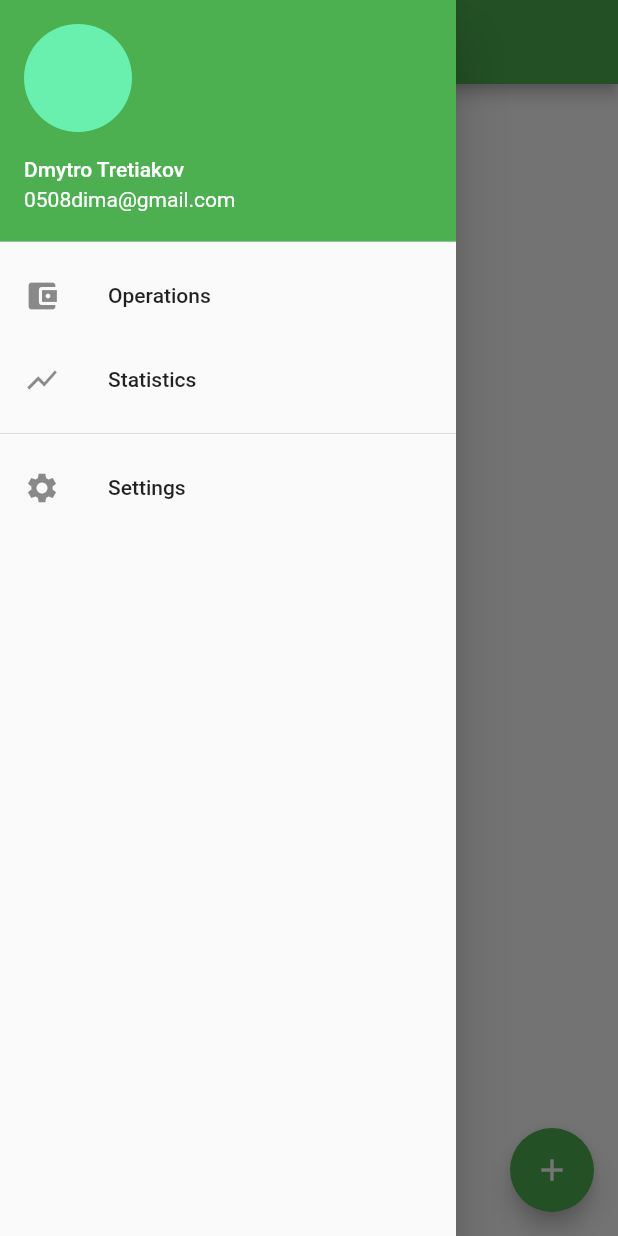
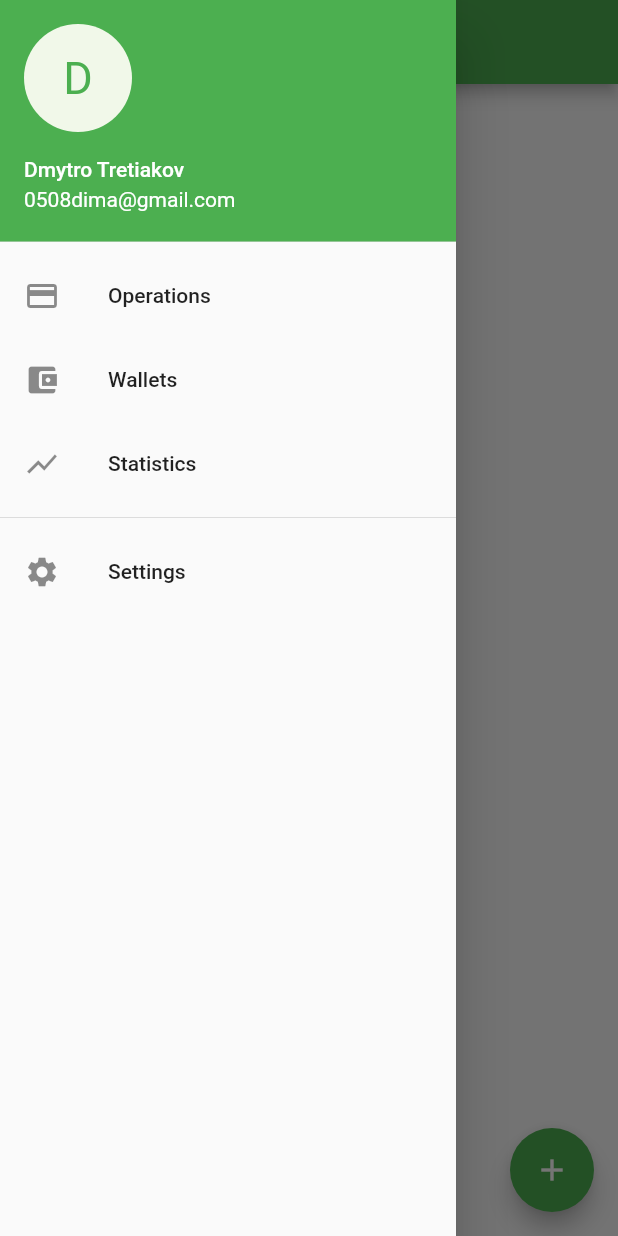
Before and after one commit to iridiscenthummingbird/money_project, a Flutter app: the screen it shows after launch, with the side drawer open, on a phone screen of 412 x 824 dp. Run offline on Flutter 3.47's test engine with Material 2 defaults, Android fonts, the phone set to English and light mode, and no system bars.

Commit message:
Add OperationPage, WalletPage and routes

```diff
--- a/lib/MyDrawer.dart
+++ b/lib/MyDrawer.dart
@@ -1,6 +1,7 @@
 import 'package:flutter/material.dart';
 
 class MyDrawer extends StatelessWidget{
+  final String name = "Dmytro Tretiakov";
   @override
   Widget build(BuildContext context) {
     return Drawer(
@@ -8,7 +9,8 @@ class MyDrawer extends StatelessWidget{
           children: <Widget>[
             UserAccountsDrawerHeader(
               currentAccountPicture: CircleAvatar(
-                backgroundColor: Colors.greenAccent,
+                backgroundColor: Colors.lightGreen[50],
+                child: Text(name[0], style: TextStyle(fontSize: 30.0, color: Colors.green),),
                 ),
               accountEmail: Text("0508dima@gmail.com"),
               accountName: Text("Dmytro Tretiakov"),
@@ -18,9 +20,16 @@ class MyDrawer extends StatelessWidget{
             ),
             ListTile(
               title: Text("Operations"),
+              leading: Icon(Icons.credit_card),
+              onTap: (){
+                Navigator.pushNamedAndRemoveUntil(context, '/', (Route<dynamic> route)=> false);
+              },
+            ),
+            ListTile(
+              title: Text("Wallets"),
               leading: Icon(Icons.account_balance_wallet),
               onTap: (){
-                Navigator.pop(context);
+                Navigator.pushNamedAndRemoveUntil(context, '/walletPage', (Route<dynamic> route)=> false);
               },
             ),
             ListTile(
--- /dev/null
+++ b/lib/OperationPage.dart
@@ -0,0 +1,19 @@
+import 'package:flutter/material.dart';
+import 'MyDrawer.dart';
+
+class OperationPage extends StatelessWidget{
+  @override
+  Widget build(BuildContext context) {
+    return Scaffold(
+      appBar: AppBar(
+        title: Text("Operations"),
+      ),
+      drawer: MyDrawer(),
+      floatingActionButton: FloatingActionButton(
+        onPressed: (){},
+        child: Icon(Icons.add),
+        backgroundColor: Colors.green,
+      ),
+    );
+  }
+}
--- a/lib/main.dart
+++ b/lib/main.dart
@@ -1,12 +1,19 @@
 import 'package:flutter/material.dart';
-import 'MyDrawer.dart';
+import 'Wallet.dart';
+import 'WalletPage.dart';
+import 'OperationPage.dart';
+import 'User.dart';
 
  class MyApp extends StatelessWidget{
   @override
   Widget build(BuildContext context) {
     return MaterialApp(
+      initialRoute: '/',
+      routes: {
+        '/':(context) => OperationPage(),
+        '/walletPage':(context) => WalletPage()
+      },
       debugShowCheckedModeBanner: false,
-      home: MyHomePage(),
       theme: ThemeData(
         primaryColor: Colors.green
       ),
@@ -14,23 +21,14 @@ import 'MyDrawer.dart';
   }
  }
 
-class MyHomePage extends StatelessWidget{
-  @override
-  Widget build(BuildContext context) {
-    return Scaffold(
-      appBar: AppBar(
-        title: Text("Flutter"),
-      ),
-      drawer: MyDrawer(),
-      floatingActionButton: FloatingActionButton(
-        child: Icon(Icons.add),
-        backgroundColor: Colors.green,
-      ),
-    );
-  }
 
-}
 
 void main(){
+  User user = User();
+
+  user.listOfWallets = [
+    Wallet("Wallet", 500.0)
+  ];
+  print(user.listOfWallets);
   runApp(MyApp());
 }
```
Also changed, not shown: lib/WalletPage.dart (added, +23 -0 lines).
